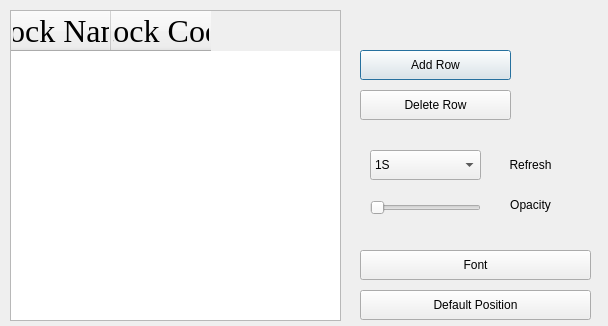
famoustang/equities, file setupdialog.ui: the form before one commit.
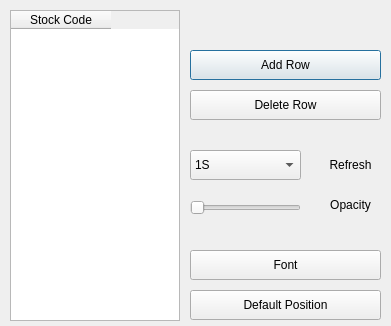
The form after the commit.

Commit message: [MOD]修改表格只显示股票代码

What changed in the file:
```diff
--- a/setupdialog.ui
+++ b/setupdialog.ui
@@ -6,7 +6,7 @@
    <rect>
     <x>0</x>
     <y>0</y>
-    <width>608</width>
+    <width>391</width>
     <height>326</height>
    </rect>
   </property>
@@ -16,7 +16,7 @@
   <widget class="QComboBox" name="comboBoxRefresh">
    <property name="geometry">
     <rect>
-     <x>370</x>
+     <x>190</x>
      <y>150</y>
      <width>111</width>
      <height>30</height>
@@ -71,7 +71,7 @@
   <widget class="QLabel" name="labelRefresh">
    <property name="geometry">
     <rect>
-     <x>490</x>
+     <x>310</x>
      <y>150</y>
      <width>81</width>
      <height>30</height>
@@ -87,7 +87,7 @@
   <widget class="QSlider" name="horizontalSlider">
    <property name="geometry">
     <rect>
-     <x>370</x>
+     <x>190</x>
      <y>200</y>
      <width>111</width>
      <height>15</height>
@@ -109,7 +109,7 @@
   <widget class="QLabel" name="labelOpacity">
    <property name="geometry">
     <rect>
-     <x>490</x>
+     <x>310</x>
      <y>190</y>
      <width>81</width>
      <height>30</height>
@@ -125,9 +125,9 @@
   <widget class="QPushButton" name="pushButtonAddRow">
    <property name="geometry">
     <rect>
-     <x>360</x>
+     <x>190</x>
      <y>50</y>
-     <width>151</width>
+     <width>191</width>
      <height>30</height>
     </rect>
    </property>
@@ -140,21 +140,10 @@
     <rect>
      <x>10</x>
      <y>10</y>
-     <width>331</width>
+     <width>170</width>
      <height>311</height>
     </rect>
    </property>
-   <property name="font">
-    <font>
-     <family>Times New Roman</family>
-     <pointsize>24</pointsize>
-    </font>
-   </property>
-   <column>
-    <property name="text">
-     <string>Stock Name</string>
-    </property>
-   </column>
    <column>
     <property name="text">
      <string>Stock Code</string>
@@ -164,9 +153,9 @@
   <widget class="QPushButton" name="pushButtonDeleteRow">
    <property name="geometry">
     <rect>
-     <x>360</x>
+     <x>190</x>
      <y>90</y>
-     <width>151</width>
+     <width>191</width>
      <height>30</height>
     </rect>
    </property>
@@ -177,9 +166,9 @@
   <widget class="QPushButton" name="pushButtonDefaultPosition">
    <property name="geometry">
     <rect>
-     <x>360</x>
+     <x>190</x>
      <y>290</y>
-     <width>231</width>
+     <width>191</width>
      <height>30</height>
     </rect>
    </property>
@@ -190,9 +179,9 @@
   <widget class="QPushButton" name="pushButtonDefaultFont">
    <property name="geometry">
     <rect>
-     <x>360</x>
+     <x>190</x>
      <y>250</y>
-     <width>231</width>
+     <width>191</width>
      <height>30</height>
     </rect>
    </property>
```
The commit also changes 1 other file.
